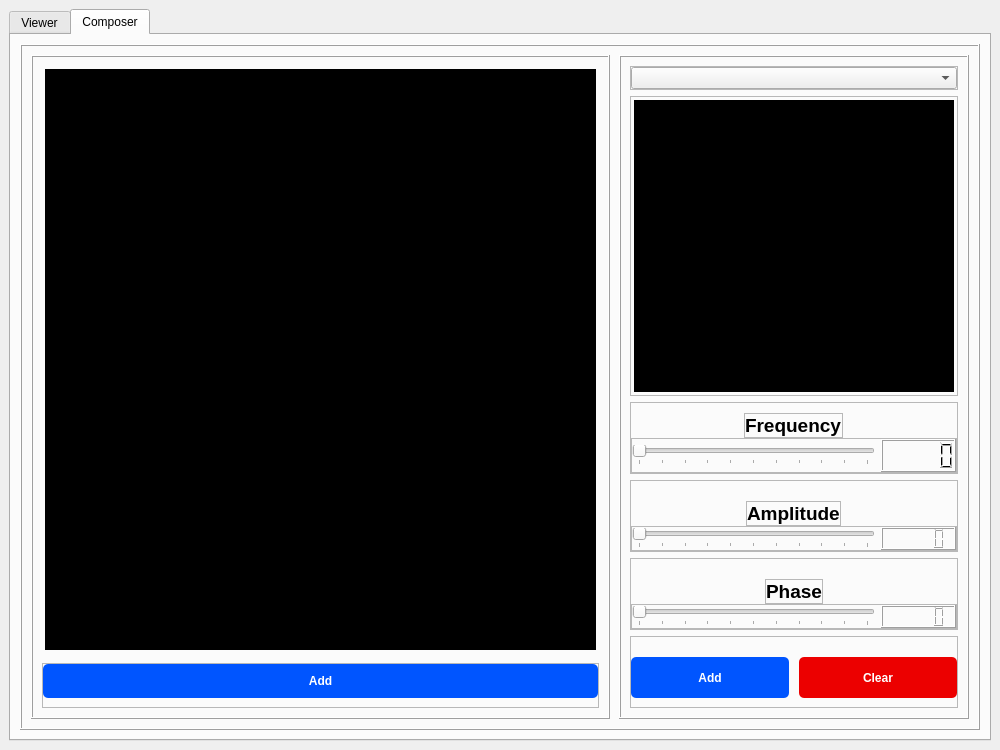
Before: the Qt Designer form task2.ui in OmarAtef0/Sampling-Theory-Studio, drawn with Qt 5.
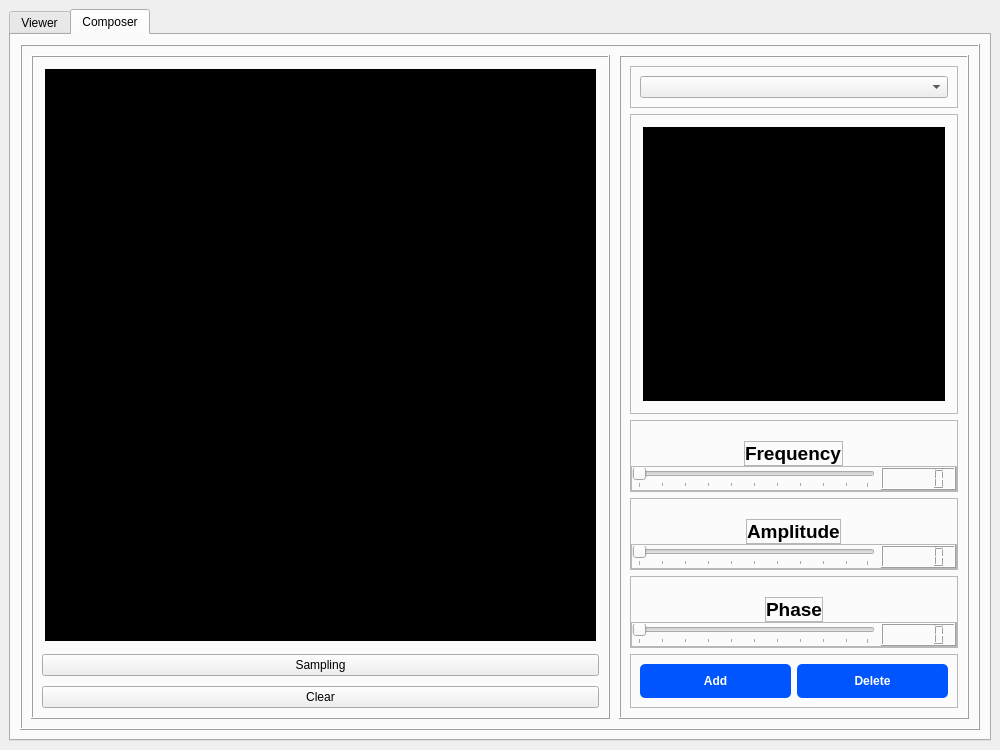
After: the same form once the commit is applied. The open tabs and pages were chosen to show the change. Custom widgets are drawn as their Qt base class.

```diff
--- a/task2.ui
+++ b/task2.ui
@@ -513,83 +513,17 @@
                </widget>
               </item>
               <item>
-               <widget class="QFrame" name="frame_35">
-                <property name="sizePolicy">
-                 <sizepolicy hsizetype="Expanding" vsizetype="Expanding">
-                  <horstretch>0</horstretch>
-                  <verstretch>0</verstretch>
-                 </sizepolicy>
+               <widget class="QPushButton" name="sampling_PushButton">
+                <property name="text">
+                 <string>Sampling</string>
                 </property>
-                <property name="maximumSize">
-                 <size>
-                  <width>16777215</width>
-                  <height>45</height>
-                 </size>
+               </widget>
+              </item>
+              <item>
+               <widget class="QPushButton" name="clear_pushButton">
+                <property name="text">
+                 <string>Clear</string>
                 </property>
-                <property name="frameShape">
-                 <enum>QFrame::StyledPanel</enum>
-                </property>
-                <property name="frameShadow">
-                 <enum>QFrame::Raised</enum>
-                </property>
-                <layout class="QHBoxLayout" name="horizontalLayout_14">
-                 <property name="spacing">
-                  <number>0</number>
-                 </property>
-                 <property name="leftMargin">
-                  <number>0</number>
-                 </property>
-                 <property name="topMargin">
-                  <number>0</number>
-                 </property>
-                 <property name="rightMargin">
-                  <number>0</number>
-                 </property>
-                 <item>
-                  <widget class="QPushButton" name="add_sinusoidal_button_2">
-                   <property name="sizePolicy">
-                    <sizepolicy hsizetype="Expanding" vsizetype="Expanding">
-                     <horstretch>0</horstretch>
-                     <verstretch>0</verstretch>
-                    </sizepolicy>
-                   </property>
-                   <property name="minimumSize">
-                    <size>
-                     <width>80</width>
-                     <height>30</height>
-                    </size>
-                   </property>
-                   <property name="maximumSize">
-                    <size>
-                     <width>16777215</width>
-                     <height>16777215</height>
-                    </size>
-                   </property>
-                   <property name="font">
-                    <font>
-                     <bold>true</bold>
-                    </font>
-                   </property>
-                   <property name="styleSheet">
-                    <string notr="true">
-
-QPushButton {
-    background-color: rgb(0, 85, 255);
-color:rgb(255, 255, 255);
-border-radius:5px;
-}
-
-QPushButton:hover {
-    background-color: rgb(0, 50, 150);
-}
-</string>
-                   </property>
-                   <property name="text">
-                    <string>Add</string>
-                   </property>
-                  </widget>
-                 </item>
-                </layout>
                </widget>
               </item>
              </layout>
@@ -625,21 +559,6 @@
                  <enum>QFrame::Raised</enum>
                 </property>
                 <layout class="QVBoxLayout" name="verticalLayout_25">
-                 <property name="spacing">
-                  <number>0</number>
-                 </property>
-                 <property name="leftMargin">
-                  <number>0</number>
-                 </property>
-                 <property name="topMargin">
-                  <number>0</number>
-                 </property>
-                 <property name="rightMargin">
-                  <number>0</number>
-                 </property>
-                 <property name="bottomMargin">
-                  <number>0</number>
-                 </property>
                  <item>
                   <widget class="QComboBox" name="sinusoidals_signals_menu"/>
                  </item>
@@ -661,21 +580,6 @@
                  <enum>QFrame::Raised</enum>
                 </property>
                 <layout class="QVBoxLayout" name="verticalLayout_19">
-                 <property name="spacing">
-                  <number>0</number>
-                 </property>
-                 <property name="leftMargin">
-                  <number>0</number>
-                 </property>
-                 <property name="topMargin">
-                  <number>0</number>
-                 </property>
-                 <property name="rightMargin">
-                  <number>0</number>
-                 </property>
-                 <property name="bottomMargin">
-                  <number>0</number>
-                 </property>
                  <item>
                   <widget class="PlotWidget" name="sinusoidal_secondary_plot_widget" native="true">
                    <property name="sizePolicy">
@@ -725,7 +629,7 @@
                   <number>0</number>
                  </property>
                  <property name="topMargin">
-                  <number>10</number>
+                  <number>20</number>
                  </property>
                  <property name="rightMargin">
                   <number>0</number>
@@ -762,6 +666,7 @@
                       <property name="font">
                        <font>
                         <pointsize>14</pointsize>
+                        <weight>75</weight>
                         <bold>true</bold>
                        </font>
                       </property>
@@ -799,9 +704,6 @@
                     </property>
                     <item>
                      <widget class="QSlider" name="sinusoidal_frequency_slider">
-                      <property name="maximum">
-                       <number>10</number>
-                      </property>
                       <property name="orientation">
                        <enum>Qt::Horizontal</enum>
                       </property>
@@ -888,6 +790,7 @@
                       <property name="font">
                        <font>
                         <pointsize>14</pointsize>
+                        <weight>75</weight>
                         <bold>true</bold>
                        </font>
                       </property>
@@ -925,9 +828,6 @@
                     </property>
                     <item>
                      <widget class="QSlider" name="sinusoidal_amplitude_slider">
-                      <property name="maximum">
-                       <number>10</number>
-                      </property>
                       <property name="orientation">
                        <enum>Qt::Horizontal</enum>
                       </property>
@@ -1014,6 +914,7 @@
                       <property name="font">
                        <font>
                         <pointsize>14</pointsize>
+                        <weight>75</weight>
                         <bold>true</bold>
                        </font>
                       </property>
@@ -1051,9 +952,6 @@
                     </property>
                     <item>
                      <widget class="QSlider" name="sinusoidal_phase_slider">
-                      <property name="maximum">
-                       <number>10</number>
-                      </property>
                       <property name="orientation">
                        <enum>Qt::Horizontal</enum>
                       </property>
@@ -1096,18 +994,6 @@
                  <enum>QFrame::Raised</enum>
                 </property>
                 <layout class="QHBoxLayout" name="horizontalLayout_13">
-                 <property name="spacing">
-                  <number>10</number>
-                 </property>
-                 <property name="leftMargin">
-                  <number>0</number>
-                 </property>
-                 <property name="topMargin">
-                  <number>20</number>
-                 </property>
-                 <property name="rightMargin">
-                  <number>0</number>
-                 </property>
                  <item>
                   <widget class="QPushButton" name="add_sinusoidal_button">
                    <property name="sizePolicy">
@@ -1130,6 +1016,7 @@
                    </property>
                    <property name="font">
                     <font>
+                     <weight>75</weight>
                      <bold>true</bold>
                     </font>
                    </property>
@@ -1174,6 +1061,7 @@
                    </property>
                    <property name="font">
                     <font>
+                     <weight>75</weight>
                      <bold>true</bold>
                     </font>
                    </property>
@@ -1181,7 +1069,7 @@
                     <string notr="true">
 
 QPushButton {
-    background-color: rgb(236, 0, 0);
+    background-color: rgb(0, 85, 255);
 color:rgb(255, 255, 255);
 border-radius:5px;
 }
@@ -1192,7 +1080,7 @@
 </string>
                    </property>
                    <property name="text">
-                    <string>Clear</string>
+                    <string>Delete</string>
                    </property>
                   </widget>
                  </item>
```
Left out of the diff: 18 changed lines with no effect on the pictures.
